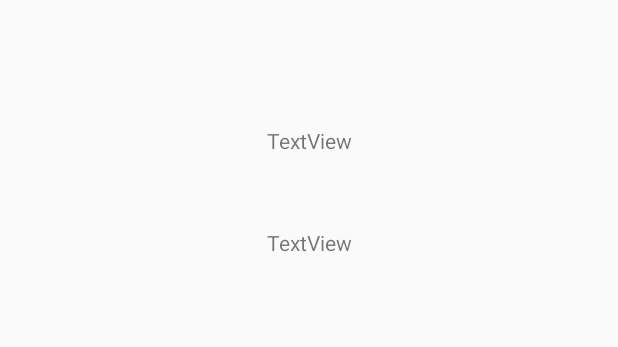
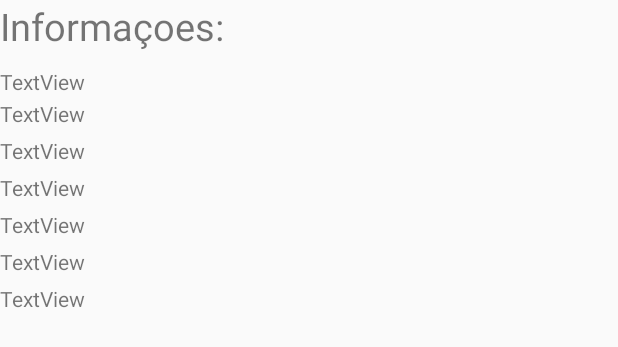
Before and after one commit to Yacovmm/tp3-androidDev-FormFireBaseApp, an Android app: the layout activity_info.xml on its own in the app's theme, with its tools: preview values and no code run, on a phone screen of 412 x 824 dp. Shown: the top 347 px of the screen. Run offline under Robolectric (Android 15) with nearby library versions, the phone set to English and light mode, and no system bars.

Commit message:
finishing InfoActivity

```diff
--- a/app/src/main/java/com/yacov/tp3_androiddev_firebase/InfoActivity.java
+++ b/app/src/main/java/com/yacov/tp3_androiddev_firebase/InfoActivity.java
@@ -19,7 +19,7 @@ import static com.yacov.tp3_androiddev_firebase.ListViewActivity.idPosition;
 public class InfoActivity extends AppCompatActivity {
 
     private String user_key = null;
-    private TextView singlwName, singleSenha;
+    private TextView singlwName, singleCidade ,singleTel, singleCel, singleCpf, singleEmail , singleSenha;
     private DatabaseReference mDatabase;
 
 
@@ -33,6 +33,13 @@ public class InfoActivity extends AppCompatActivity {
 
         singlwName = (TextView) findViewById(R.id.singleNameID);
         singleSenha = (TextView) findViewById(R.id.singleSenhaID);
+        singleCpf = (TextView) findViewById(R.id.singleCpfID);
+        singleTel = (TextView) findViewById(R.id.singleTelID);
+        singleCel = (TextView) findViewById(R.id.singleCelID);
+        singleEmail = (TextView) findViewById(R.id.singleEmailID);
+        singleCidade = (TextView) findViewById(R.id.singleCidadeID);
+
+
         mDatabase = FirebaseDatabase.getInstance().getReference().child("Register");
 
         mDatabase.child(user_key).addValueEventListener(new ValueEventListener() {
@@ -40,9 +47,19 @@ public class InfoActivity extends AppCompatActivity {
             public void onDataChange(DataSnapshot dataSnapshot) {
                 String stringName = (String) dataSnapshot.child("name").getValue();
                 String stringSenha = (String) dataSnapshot.child("password").getValue();
+                String stringTel = (String) dataSnapshot.child("tel").getValue();
+                String stringCel = (String) dataSnapshot.child("cel").getValue();
+                String stringEmail = (String) dataSnapshot.child("email").getValue();
+                String stringCidade = (String) dataSnapshot.child("city").getValue();
+                String stringCpf = (String) dataSnapshot.child("cpf").getValue();
 
-                singlwName.setText(stringName);
-                singleSenha.setText(stringSenha);
+                singlwName.setText("Name: "+ stringName);
+                singleSenha.setText("Senha: " + stringSenha);
+                singleCidade.setText("Cidade: "+ stringCidade);
+                singleCpf.setText("Cpf: "+ stringCpf);
+                singleTel.setText("Tel: "+ stringTel);
+                singleCel.setText("Cel: "+ stringCel);
+                singleEmail.setText("Email: "+ stringEmail);
 
             }
 
--- a/app/src/main/res/layout/activity_info.xml
+++ b/app/src/main/res/layout/activity_info.xml
@@ -1,32 +1,73 @@
 <?xml version="1.0" encoding="utf-8"?>
-<android.support.constraint.ConstraintLayout xmlns:android="http://schemas.android.com/apk/res/android"
+<LinearLayout xmlns:android="http://schemas.android.com/apk/res/android"
     xmlns:app="http://schemas.android.com/apk/res-auto"
     xmlns:tools="http://schemas.android.com/tools"
     android:layout_width="match_parent"
     android:layout_height="match_parent"
+    android:orientation="vertical"
     tools:context="com.yacov.tp3_androiddev_firebase.InfoActivity">
 
     <TextView
+        android:layout_width="match_parent"
+        android:layout_height="wrap_content"
+        android:text="Informaçoes:"
+        android:textSize="25sp"
+        android:layout_marginBottom="10dp"
+        />
+
+    <TextView
         android:id="@+id/singleNameID"
-        android:layout_width="wrap_content"
+        android:layout_width="match_parent"
         android:layout_height="16dp"
-        android:layout_marginEnd="8dp"
-        android:layout_marginStart="8dp"
-        android:layout_marginTop="84dp"
         android:text="TextView"
-        app:layout_constraintEnd_toEndOf="parent"
-        app:layout_constraintStart_toStartOf="parent"
-        app:layout_constraintTop_toTopOf="parent" />
+        android:layout_marginBottom="5dp"
+        />
 
     <TextView
         android:id="@+id/singleSenhaID"
-        android:layout_width="wrap_content"
-        android:layout_height="0dp"
-        android:layout_marginEnd="8dp"
-        android:layout_marginStart="8dp"
-        android:layout_marginTop="52dp"
+        android:layout_width="match_parent"
+        android:layout_height="wrap_content"
         android:text="TextView"
-        app:layout_constraintEnd_toEndOf="parent"
-        app:layout_constraintStart_toStartOf="parent"
-        app:layout_constraintTop_toBottomOf="@+id/singleNameID" />
-</android.support.constraint.ConstraintLayout>
+        android:layout_marginBottom="5dp"
+        />
+
+    <TextView
+        android:id="@+id/singleCidadeID"
+        android:layout_width="match_parent"
+        android:layout_height="wrap_content"
+        android:text="TextView"
+        android:layout_marginBottom="5dp"
+        />
+
+    <TextView
+        android:id="@+id/singleCpfID"
+        android:layout_width="match_parent"
+        android:layout_height="wrap_content"
+        android:text="TextView"
+        android:layout_marginBottom="5dp"
+        />
+
+    <TextView
+        android:id="@+id/singleTelID"
+        android:layout_width="match_parent"
+        android:layout_height="wrap_content"
+        android:text="TextView"
+        android:layout_marginBottom="5dp"
+        />
+
+    <TextView
+        android:id="@+id/singleCelID"
+        android:layout_width="match_parent"
+        android:layout_height="wrap_content"
+        android:text="TextView"
+        android:layout_marginBottom="5dp"
+        />
+
+    <TextView
+        android:id="@+id/singleEmailID"
+        android:layout_width="match_parent"
+        android:layout_height="wrap_content"
+        android:text="TextView"
+        android:layout_marginBottom="5dp"
+        />
+</LinearLayout>
```
